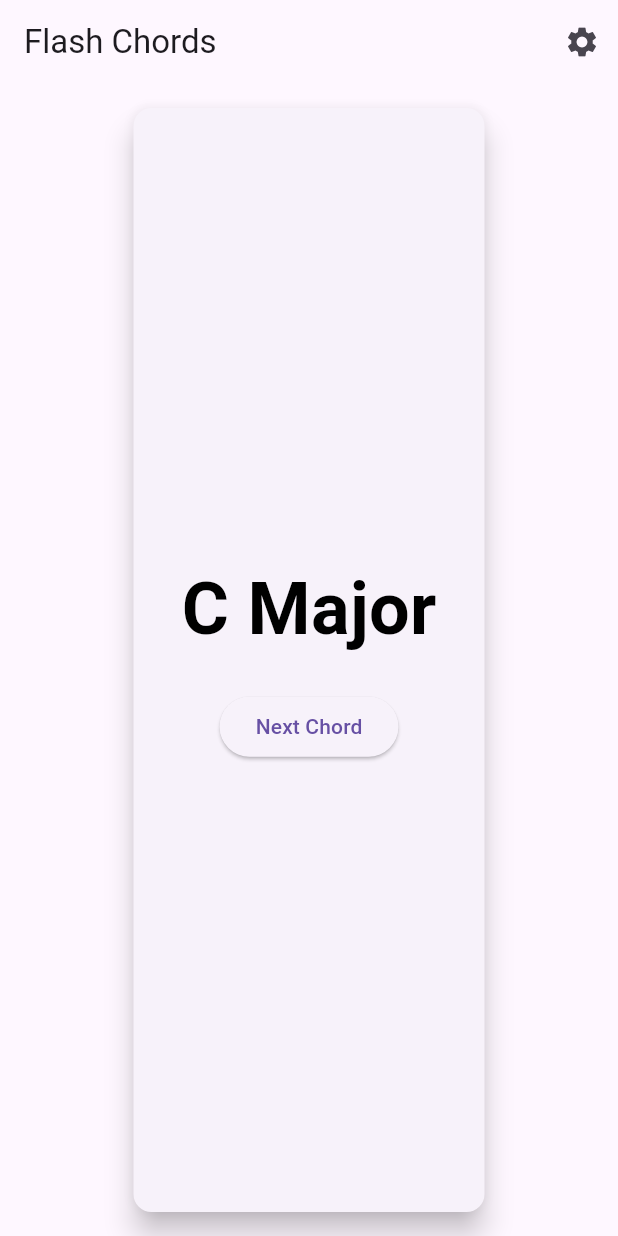
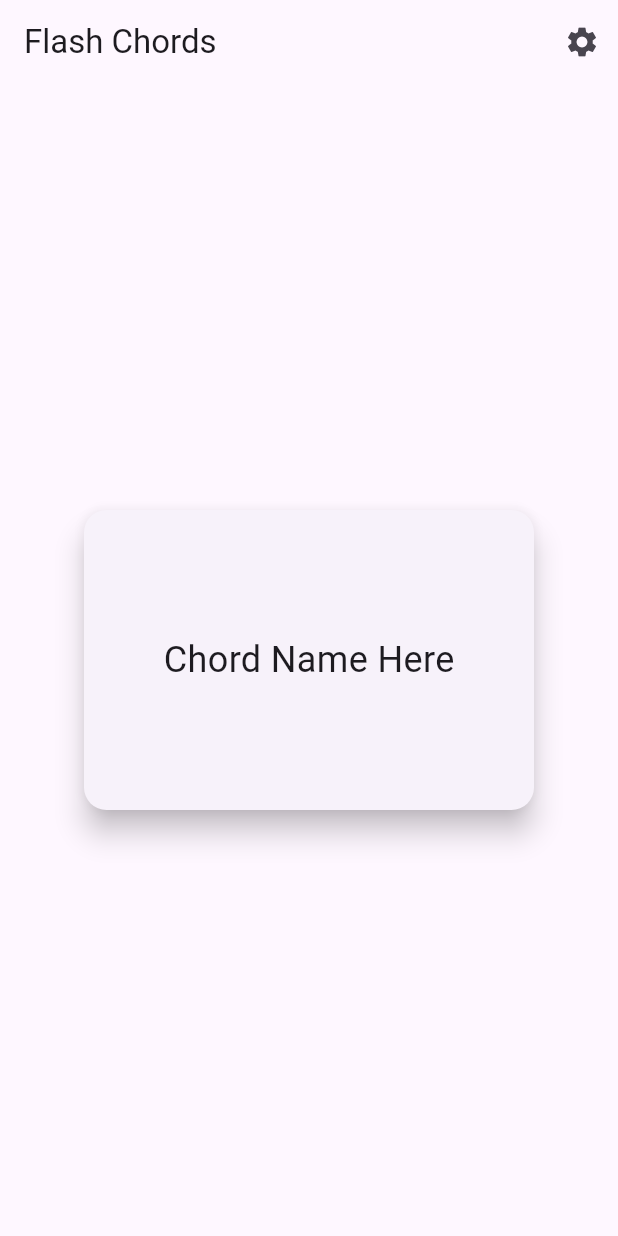
Before and after one commit to sagarguliani/flash_chords, a Flutter app: the screen it shows after launch, on a phone screen of 412 x 824 dp. Run offline on Flutter 3.47's test engine with Material 3 defaults, Android fonts, the phone set to English and light mode, and no system bars.

Commit message:
card size adjustment

```diff
--- a/lib/main.dart
+++ b/lib/main.dart
@@ -9,75 +9,44 @@ class MyApp extends StatelessWidget {
   Widget build(BuildContext context) {
     return MaterialApp(
       title: 'Flash Chords',
-      theme: ThemeData(primarySwatch: Colors.blue),
+      theme: ThemeData(
+        primarySwatch: Colors.blue,
+      ),
       home: FlashCardScreen(),
     );
   }
 }
 
-class FlashCardScreen extends StatefulWidget {
-  @override
-  _FlashCardScreenState createState() => _FlashCardScreenState();
-}
-
-class _FlashCardScreenState extends State<FlashCardScreen> {
-  int currentChordIndex = 0;
-
-  final List<String> chords = [
-    'C Major',
-    'A Minor',
-    'D Major',
-    'G7',
-    'E7',
-    'F Major',
-  ];
-
-  void nextChord() {
-    setState(() {
-      currentChordIndex = (currentChordIndex + 1) % chords.length;
-    });
-  }
-
+class FlashCardScreen extends StatelessWidget {
   @override
   Widget build(BuildContext context) {
     return Scaffold(
       appBar: AppBar(
         title: Text('Flash Chords'),
-        actions: [
+        actions: <Widget>[
           IconButton(
             icon: Icon(Icons.settings),
             onPressed: () {
-              Navigator.push(
-                context,
-                MaterialPageRoute(builder: (context) => SettingsScreen()),
-              );
+              // Implement your settings action here
             },
           ),
         ],
       ),
       body: Center(
         child: Card(
+          margin: EdgeInsets.symmetric(horizontal: 20, vertical: 40),
           elevation: 8.0,
-          margin: EdgeInsets.all(16.0),
-          child: Padding(
-            padding: EdgeInsets.all(32.0),
-            child: Column(
-              mainAxisAlignment: MainAxisAlignment.center,
-              children: [
-                Text(
-                  chords[currentChordIndex],
-                  style: TextStyle(
-                    fontSize: 48.0,
-                    fontWeight: FontWeight.bold,
-                    color: Colors.black,
-                  ),
-                ),
-                SizedBox(height: 20),
-                ElevatedButton(
-                  onPressed: nextChord,
-                  child: Text('Next Chord'),
-                ),
-              ],
+          shape: RoundedRectangleBorder(
+            borderRadius: BorderRadius.circular(15.0),
+          ),
+          child: Container(
+            padding: EdgeInsets.all(20),
+            height: 200, // Set a fixed height to control the size of the card
+            width: 300,  // Set a fixed width for the card
+            alignment: Alignment.center,
+            child: Text(
+              'Chord Name Here', // This will display your chord name
+              style: TextStyle(fontSize: 24),
             ),
           ),
         ),
@@ -85,50 +54,3 @@ class _FlashCardScreenState extends State<FlashCardScreen> {
     );
   }
 }
-
-class SettingsScreen extends StatelessWidget {
-  @override
-  Widget build(BuildContext context) {
-    return Scaffold(
-      appBar: AppBar(title: Text('Settings')),
-      body: Padding(
-        padding: EdgeInsets.all(16.0),
-        child: ListView(
-          children: [
-            ListTile(
-              title: Text('Difficulty'),
-              subtitle: Text('Choose difficulty level'),
-              onTap: () {
-                // Implement difficulty level selection logic here later
-              },
-            ),
-            Divider(),
-            ListTile(
-              title: Text('Chord Inversions'),
-              subtitle: Text('Include inversions in chords'),
-              onTap: () {
-                // Implement inversion toggle later
-              },
-            ),
-            Divider(),
-            ListTile(
-              title: Text('Key'),
-              subtitle: Text('Select a key for the chords'),
-              onTap: () {
-                // Implement key selection later
-              },
-            ),
-            Divider(),
-            ListTile(
-              title: Text('Time Signature'),
-              subtitle: Text('Select a time signature'),
-              onTap: () {
-                // Implement time signature selection later
-              },
-            ),
-          ],
-        ),
-      ),
-    );
-  }
-}
```
